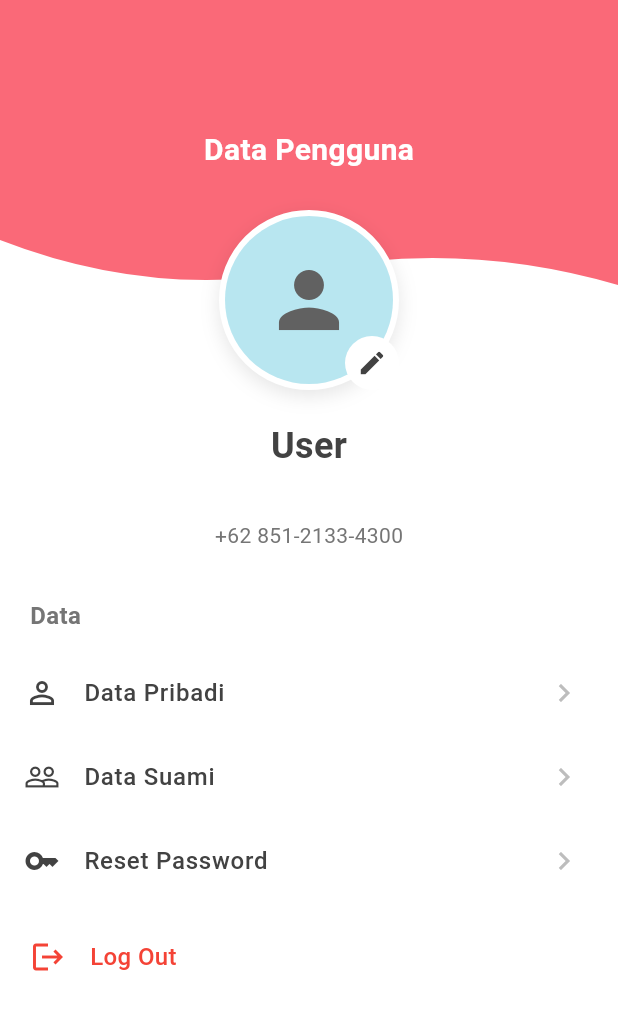
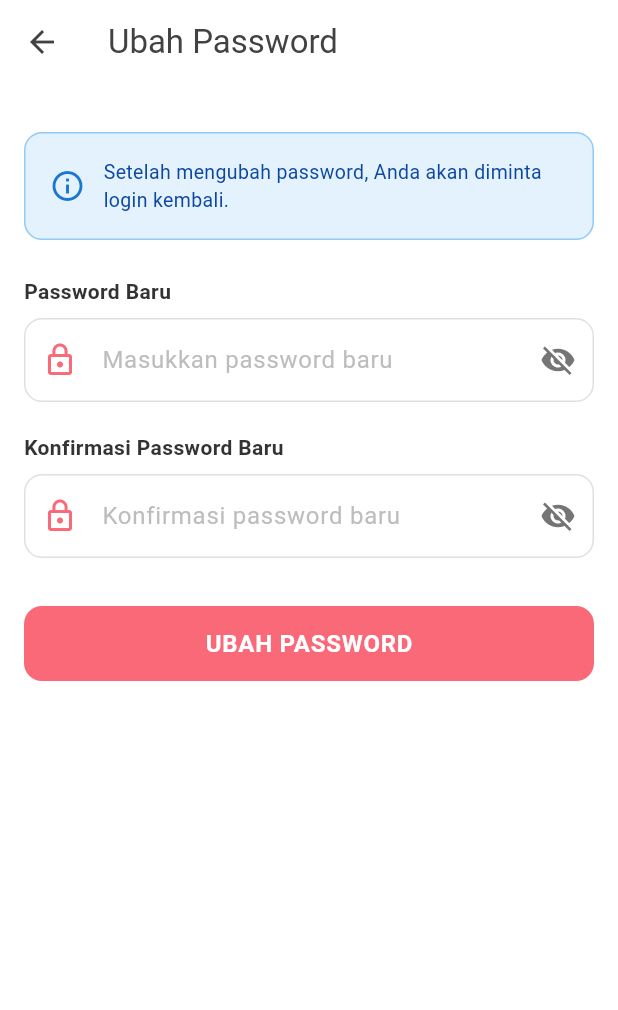
Before and after one commit to app-prenava/prenava-mobile, a Flutter app: the AccountPage screen opened directly, after a tap on "Reset Password", on a phone screen of 412 x 824 dp. Shown: the top 1010 px of the screen. Run offline on Flutter 3.47's test engine with Material 3 defaults, Android fonts, the phone set to English and light mode, and no system bars; our stand-ins replace dio, flutter_riverpod, flutter_secure_storage, go_router, image_picker, shared_preferences; accounts and stored records are empty.

Commit message:
feat: reset password

```diff
--- a/lib/core/router/app_router.dart
+++ b/lib/core/router/app_router.dart
@@ -4,6 +4,7 @@ import '../../features/splash/presentation/pages/splash_screen.dart';
 import '../../features/splash/presentation/pages/onboarding_screen.dart';
 import '../../features/auth/presentation/pages/login_page.dart';
 import '../../features/auth/presentation/pages/register_page.dart';
+import '../../features/auth/presentation/pages/change_password_page.dart';
 import '../../features/main/presentation/pages/main_scaffold.dart';
 import '../../features/profile/presentation/pages/edit_profile_page.dart';
 
@@ -35,6 +36,10 @@ final routerProvider = Provider<GoRouter>((ref) {
         path: '/edit-profile',
         builder: (context, state) => const EditProfilePage(),
       ),
+      GoRoute(
+        path: '/change-password',
+        builder: (context, state) => const ChangePasswordPage(),
+      ),
     ],
   );
 });
--- a/lib/features/account/presentation/pages/account_page.dart
+++ b/lib/features/account/presentation/pages/account_page.dart
@@ -173,7 +173,7 @@ class AccountPage extends ConsumerWidget {
         _buildMenuItem(
           icon: Icons.key_outlined,
           title: 'Reset Password',
-          onTap: () {},
+          onTap: () => context.push('/change-password'),
         ),
         const SizedBox(height: 24),
         Padding(
--- /dev/null
+++ b/lib/features/auth/data/datasources/change_password_datasource.dart
@@ -0,0 +1,37 @@
+import 'package:dio/dio.dart';
+
+class ChangePasswordDatasource {
+  final Dio _dio;
+
+  ChangePasswordDatasource(this._dio);
+
+  Future<void> changePassword(String newPassword) async {
+    try {
+      final response = await _dio.put(
+        '/auth/change-password',
+        data: {'new_password': newPassword},
+        options: Options(
+          headers: {
+            'Accept': 'application/json',
+            'Content-Type': 'application/json',
+          },
+        ),
+      );
+
+      if (response.statusCode != 200) {
+        throw Exception('Failed to change password');
+      }
+    } on DioException catch (e) {
+      if (e.response?.statusCode == 422) {
+        // Validation error
+        final errors = e.response?.data['errors'] as Map<String, dynamic>?;
+        if (errors != null && errors.containsKey('new_password')) {
+          final messages = errors['new_password'] as List;
+          throw Exception(messages.first);
+        }
+      }
+      final message = e.response?.data['message'] as String?;
+      throw Exception(message ?? 'Gagal mengubah password');
+    }
+  }
+}
--- /dev/null
+++ b/lib/features/auth/domain/repositories/change_password_repository.dart
@@ -0,0 +1,3 @@
+abstract class ChangePasswordRepository {
+  Future<void> changePassword(String newPassword);
+}
--- /dev/null
+++ b/lib/features/auth/presentation/pages/change_password_page.dart
@@ -0,0 +1,281 @@
+import 'package:flutter/material.dart';
+import 'package:flutter_riverpod/flutter_riverpod.dart';
+import 'package:go_router/go_router.dart';
+import '../../../../shared/services/secure_store.dart';
+import '../providers/change_password_providers.dart';
+
+class ChangePasswordPage extends ConsumerStatefulWidget {
+  const ChangePasswordPage({super.key});
+
+  @override
+  ConsumerState<ChangePasswordPage> createState() => _ChangePasswordPageState();
+}
+
+class _ChangePasswordPageState extends ConsumerState<ChangePasswordPage> {
+  final _formKey = GlobalKey<FormState>();
+  final _newPasswordController = TextEditingController();
+  final _confirmPasswordController = TextEditingController();
+
+  bool _obscureNewPassword = true;
+  bool _obscureConfirmPassword = true;
+
+  @override
+  void dispose() {
+    _newPasswordController.dispose();
+    _confirmPasswordController.dispose();
+    super.dispose();
+  }
+
+  Future<void> _handleSubmit() async {
+    if (!_formKey.currentState!.validate()) {
+      return;
+    }
+
+    final success = await ref
+        .read(changePasswordNotifierProvider.notifier)
+        .changePassword(_newPasswordController.text);
+
+    if (!mounted) return;
+
+    if (success) {
+      // Clear token and redirect to login
+      await SecureStore().delete('jwt_token');
+
+      if (mounted) {
+        ScaffoldMessenger.of(context).showSnackBar(
+          const SnackBar(
+            content: Text('Password berhasil diubah. Silakan login kembali.'),
+            backgroundColor: Colors.green,
+            duration: Duration(seconds: 3),
+          ),
+        );
+
+        // Navigate to login
+        context.go('/login');
+      }
+    }
+  }
+
+  @override
+  Widget build(BuildContext context) {
+    final state = ref.watch(changePasswordNotifierProvider);
+
+    // Show error snackbar
+    ref.listen(changePasswordNotifierProvider, (previous, next) {
+      if (next.error != null && next.error!.isNotEmpty) {
+        ScaffoldMessenger.of(context).showSnackBar(
+          SnackBar(
+            content: Text(next.error!),
+            backgroundColor: Colors.red,
+          ),
+        );
+        ref.read(changePasswordNotifierProvider.notifier).clearMessages();
+      }
+    });
+
+    return Scaffold(
+      backgroundColor: Colors.white,
+      appBar: AppBar(
+        title: const Text('Ubah Password'),
+        backgroundColor: Colors.white,
+        foregroundColor: const Color(0xFF424242),
+        elevation: 0,
+      ),
+      body: SingleChildScrollView(
+        child: Padding(
+          padding: const EdgeInsets.all(16.0),
+          child: Form(
+            key: _formKey,
+            child: Column(
+              crossAxisAlignment: CrossAxisAlignment.start,
+              children: [
+                const SizedBox(height: 16),
+
+                // Info card
+                Container(
+                  padding: const EdgeInsets.all(16),
+                  decoration: BoxDecoration(
+                    color: Colors.blue.shade50,
+                    borderRadius: BorderRadius.circular(12),
+                    border: Border.all(color: Colors.blue.shade200),
+                  ),
+                  child: Row(
+                    children: [
+                      Icon(Icons.info_outline, color: Colors.blue.shade700),
+                      const SizedBox(width: 12),
+                      Expanded(
+                        child: Text(
+                          'Setelah mengubah password, Anda akan diminta login kembali.',
+                          style: TextStyle(
+                            color: Colors.blue.shade900,
+                            fontSize: 13,
+                          ),
+                        ),
+                      ),
+                    ],
+                  ),
+                ),
+
+                const SizedBox(height: 24),
+
+                // New Password Field
+                const Text(
+                  'Password Baru',
+                  style: TextStyle(
+                    fontSize: 14,
+                    fontWeight: FontWeight.w600,
+                    color: Color(0xFF333333),
+                  ),
+                ),
+                const SizedBox(height: 8),
+                TextFormField(
+                  controller: _newPasswordController,
+                  obscureText: _obscureNewPassword,
+                  decoration: InputDecoration(
+                    hintText: 'Masukkan password baru',
+                    hintStyle: TextStyle(color: Colors.grey[400]),
+                    filled: true,
+                    fillColor: Colors.white,
+                    border: OutlineInputBorder(
+                      borderRadius: BorderRadius.circular(12),
+                      borderSide: BorderSide(color: Colors.grey[300]!),
+                    ),
+                    enabledBorder: OutlineInputBorder(
+                      borderRadius: BorderRadius.circular(12),
+                      borderSide: BorderSide(color: Colors.grey[300]!),
+                    ),
+                    focusedBorder: OutlineInputBorder(
+                      borderRadius: BorderRadius.circular(12),
+                      borderSide: const BorderSide(color: Color(0xFFFA6978), width: 2),
+                    ),
+                    errorBorder: OutlineInputBorder(
+                      borderRadius: BorderRadius.circular(12),
+                      borderSide: const BorderSide(color: Colors.red),
+                    ),
+                    prefixIcon: const Icon(Icons.lock_outline, color: Color(0xFFFA6978)),
+                    suffixIcon: IconButton(
+                      icon: Icon(
+                        _obscureNewPassword ? Icons.visibility_off : Icons.visibility,
+                        color: Colors.grey[600],
+                      ),
+                      onPressed: () {
+                        setState(() {
+                          _obscureNewPassword = !_obscureNewPassword;
+                        });
+                      },
+                    ),
+                  ),
+                  validator: (value) {
+                    if (value == null || value.isEmpty) {
+                      return 'Password baru tidak boleh kosong';
+                    }
+                    if (value.length < 6) {
+                      return 'Password minimal 6 karakter';
+                    }
+                    return null;
+                  },
+                ),
+
+                const SizedBox(height: 20),
+
+                // Confirm Password Field
+                const Text(
+                  'Konfirmasi Password Baru',
+                  style: TextStyle(
+                    fontSize: 14,
+                    fontWeight: FontWeight.w600,
+                    color: Color(0xFF333333),
+                  ),
+                ),
+                const SizedBox(height: 8),
+                TextFormField(
+                  controller: _confirmPasswordController,
+                  obscureText: _obscureConfirmPassword,
+                  decoration: InputDecoration(
+                    hintText: 'Konfirmasi password baru',
+                    hintStyle: TextStyle(color: Colors.grey[400]),
+                    filled: true,
+                    fillColor: Colors.white,
+                    border: OutlineInputBorder(
+                      borderRadius: BorderRadius.circular(12),
+                      borderSide: BorderSide(color: Colors.grey[300]!),
+                    ),
+                    enabledBorder: OutlineInputBorder(
+                      borderRadius: BorderRadius.circular(12),
+                      borderSide: BorderSide(color: Colors.grey[300]!),
+                    ),
+                    focusedBorder: OutlineInputBorder(
+                      borderRadius: BorderRadius.circular(12),
+                      borderSide: const BorderSide(color: Color(0xFFFA6978), width: 2),
+                    ),
+                    errorBorder: OutlineInputBorder(
+                      borderRadius: BorderRadius.circular(12),
+                      borderSide: const BorderSide(color: Colors.red),
+                    ),
+                    prefixIcon: const Icon(Icons.lock_outline, color: Color(0xFFFA6978)),
+                    suffixIcon: IconButton(
+                      icon: Icon(
+                        _obscureConfirmPassword ? Icons.visibility_off : Icons.visibility,
+                        color: Colors.grey[600],
+                      ),
+                      onPressed: () {
+                        setState(() {
+                          _obscureConfirmPassword = !_obscureConfirmPassword;
+                        });
+                      },
+                    ),
+                  ),
+                  validator: (value) {
+                    if (value == null || value.isEmpty) {
+                      return 'Konfirmasi password tidak boleh kosong';
+                    }
+                    if (value != _newPasswordController.text) {
+                      return 'Password tidak cocok';
+                    }
+                    return null;
+                  },
+                ),
+
+                const SizedBox(height: 32),
+
+                // Submit Button
+                SizedBox(
+                  width: double.infinity,
+                  height: 50,
+                  child: ElevatedButton(
+                    onPressed: state.isLoading ? null : _handleSubmit,
+                    style: ElevatedButton.styleFrom(
+                      backgroundColor: const Color(0xFFFA6978),
+                      foregroundColor: Colors.white,
+                      shape: RoundedRectangleBorder(
+                        borderRadius: BorderRadius.circular(12),
+                      ),
+                      elevation: 0,
+                    ),
+                    child: state.isLoading
+                        ? const SizedBox(
+                            height: 20,
+                            width: 20,
+                            child: CircularProgressIndicator(
+                              strokeWidth: 2,
+                              valueColor: AlwaysStoppedAnimation<Color>(Colors.white),
+                            ),
+                          )
+                        : const Text(
+                            'UBAH PASSWORD',
+                            style: TextStyle(
+                              fontSize: 16,
+                              fontWeight: FontWeight.bold,
+                              letterSpacing: 0.5,
+                            ),
+                          ),
+                  ),
+                ),
+              ],
+            ),
+          ),
+        ),
+      ),
+    );
+  }
+}
```
Also changed, not shown: lib/features/auth/data/repositories/change_password_repository_impl.dart (added, +19 -0 lines), lib/features/auth/presentation/providers/change_password_providers.dart (added, +91 -0 lines).
